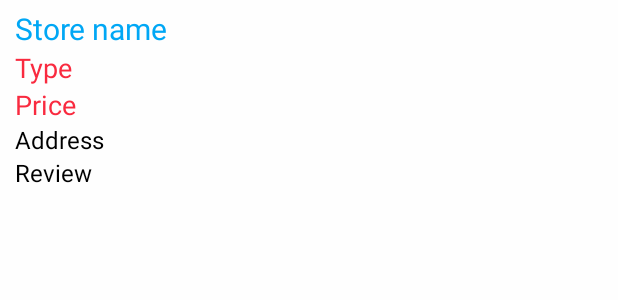
After one commit to aommoaGitHub/WhatYouEat, an Android app: the layout store_list.xml on its own in the app's theme, with its tools: preview values and no code run, on a phone screen of 412 x 824 dp. The commit adds this screen. Shown: the top 300 px of the screen. Run offline under Robolectric (Android 15) with nearby library versions, the phone set to English and light mode, and no system bars.

Commit message:
add more stores in json

```diff
--- a/app/src/main/java/com/example/vittunyutamaeprasart/whatyoueat/models/StoreRepositoryMock.kt
+++ b/app/src/main/java/com/example/vittunyutamaeprasart/whatyoueat/models/StoreRepositoryMock.kt
@@ -33,14 +33,9 @@ class StoreRepositoryMock {
 
         val suitableStore: ArrayList<Store> = ArrayList()
         for(store in allstores){
-            println(store.periodprice >= priceMin)
-            println(store.periodprice <= priceMax)
-            println(store.menunamelist)
-            println(currentDish.name)
             if(store.periodprice >= priceMin && store.periodprice <= priceMax && store.menunamelist.contains(currentDish.name))
                 suitableStore.add(store)
         }
-        println(">>suitable: "+suitableStore)
         return suitableStore
     }
 
--- a/app/src/main/java/com/example/vittunyutamaeprasart/whatyoueat/presenter/StorePresenter.kt
+++ b/app/src/main/java/com/example/vittunyutamaeprasart/whatyoueat/presenter/StorePresenter.kt
@@ -10,12 +10,6 @@ import com.example.vittunyutamaeprasart.whatyoueat.models.StoreRepositoryMock
  */
 class StorePresenter(val view: StoreView){
 
-//    private val aviableStoreList : ArrayList<Store>
-//
-//    init {
-//        aviableStoreList = ArrayList()
-//    }
-
     fun start(){
         view.setStoresList(StoreRepositoryMock.instance.serarchSuitableStores())
     }
--- a/app/src/main/res/layout/activity_main.xml
+++ b/app/src/main/res/layout/activity_main.xml
@@ -250,7 +250,7 @@
         android:ems="10"
         android:hint="baht"
         android:inputType="textPersonName"
-        android:text="100"
+        android:text="1000"
         app:layout_constraintBottom_toBottomOf="@+id/whiteBGview"
         app:layout_constraintStart_toEndOf="@+id/lineText" />
 
--- a/app/src/main/res/layout/activity_store.xml
+++ b/app/src/main/res/layout/activity_store.xml
@@ -27,8 +27,10 @@
         android:layout_marginEnd="8dp"
         android:layout_marginStart="8dp"
         android:layout_marginTop="128dp"
-        android:background="@color/text_shadow_white"
+        android:background="@android:color/transparent"
         android:scrollbarStyle="outsideOverlay"
+        android:divider="#e5efff"
+        android:dividerHeight="5dp"
         app:layout_constraintEnd_toEndOf="parent"
         app:layout_constraintHorizontal_bias="0.483"
         app:layout_constraintStart_toStartOf="parent"
--- /dev/null
+++ b/app/src/main/res/layout/store_list.xml
@@ -0,0 +1,55 @@
+<?xml version="1.0" encoding="utf-8"?>
+<LinearLayout
+    xmlns:android="http://schemas.android.com/apk/res/android"
+    android:layout_width="match_parent"
+    android:layout_height="match_parent"
+    android:orientation="vertical"
+    android:background="@color/text_shadow_white"
+    android:paddingLeft="10dp"
+    android:paddingRight="10dp"
+    android:paddingBottom="5dp"
+    android:paddingTop="5dp">
+
+    <TextView
+        android:id="@+id/storename"
+        android:layout_width="wrap_content"
+        android:layout_height="wrap_content"
+        android:text="Store name"
+        android:textSize="20dp"
+        android:textColor="#00a7f5"/>
+
+    <TextView
+        android:id="@+id/storetype"
+        android:layout_width="wrap_content"
+        android:layout_height="wrap_content"
+        android:text="Type"
+        android:textSize="18dp"
+        android:textColor="#f92a3f"/>
+
+    <TextView
+        android:id="@+id/storeprice"
+        android:layout_width="wrap_content"
+        android:layout_height="wrap_content"
+        android:text="Price"
+        android:textSize="18dp"
+        android:textColor="#f92a3f"/>
+
+
+    <TextView
+        android:id="@+id/storeaddress"
+        android:layout_width="wrap_content"
+        android:layout_height="wrap_content"
+        android:text="Address"
+        android:textSize="16dp"
+        android:textColor="#000"/>
+
+    <TextView
+        android:id="@+id/storereview"
+        android:layout_width="wrap_content"
+        android:layout_height="wrap_content"
+        android:text="Review"
+        android:textSize="16dp"
+        android:textColor="#000"/>
+
+
+</LinearLayout>
```
Also changed, not shown: app/src/main/assets/dishes.json (+7 -2 lines), app/src/main/assets/stores.json (+72 -10 lines), app/src/main/java/com/example/vittunyutamaeprasart/whatyoueat/StoreActivity.kt (+3 -4 lines), app/src/main/java/com/example/vittunyutamaeprasart/whatyoueat/presenter/StoreListAdapter.kt (added, +45 -0 lines), app/src/main/res/drawable/thai_fried_noodle.jpg (added), 3 other files.
